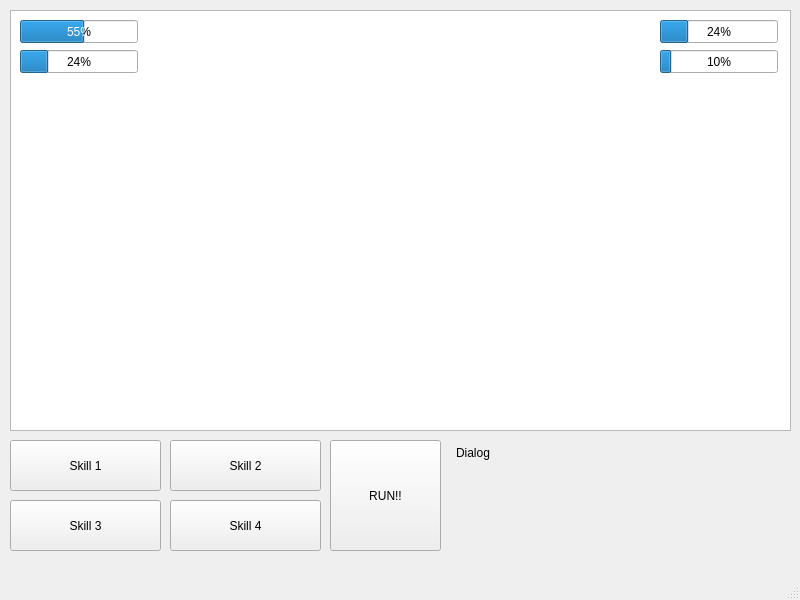
Before: the Qt Designer form Game/fightwindow.ui in thyo9470/The-Thunder-Dungeon, drawn with Qt 5.
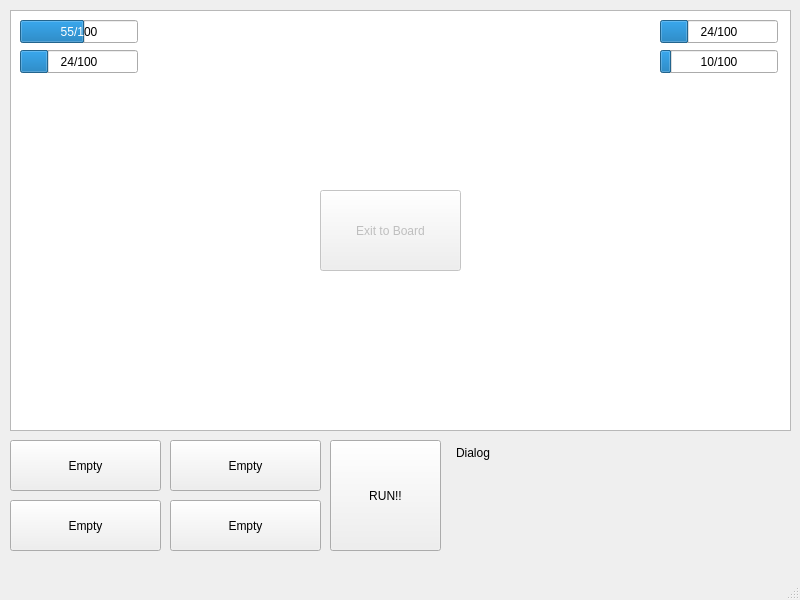
After: the same form once the commit is applied.

Patch:
```diff
--- a/Game/fightwindow.ui
+++ b/Game/fightwindow.ui
@@ -66,7 +66,7 @@
      </rect>
     </property>
     <property name="text">
-     <string>Skill 2</string>
+     <string>Empty</string>
     </property>
     <property name="skill" stdset="0">
      <number>1</number>
@@ -82,7 +82,7 @@
      </rect>
     </property>
     <property name="text">
-     <string>Skill 3</string>
+     <string>Empty</string>
     </property>
     <property name="skill" stdset="0">
      <number>2</number>
@@ -98,7 +98,7 @@
      </rect>
     </property>
     <property name="text">
-     <string>Skill 4</string>
+     <string>Empty</string>
     </property>
     <property name="skill" stdset="0">
      <number>3</number>
@@ -114,7 +114,7 @@
      </rect>
     </property>
     <property name="text">
-     <string>Skill 1</string>
+     <string>Empty</string>
     </property>
     <property name="skill" stdset="0">
      <number>0</number>
@@ -136,7 +136,7 @@
      <number>55</number>
     </property>
     <property name="format">
-     <string>%p%</string>
+     <string>%v/%m</string>
     </property>
    </widget>
    <widget class="QProgressBar" name="enemyHealthBar">
@@ -152,7 +152,7 @@
      <number>24</number>
     </property>
     <property name="format">
-     <string>%p%</string>
+     <string>%v/%m</string>
     </property>
    </widget>
    <widget class="QProgressBar" name="playerMagicBar">
@@ -168,7 +168,7 @@
      <number>24</number>
     </property>
     <property name="format">
-     <string>%p%</string>
+     <string>%v/%m</string>
     </property>
    </widget>
    <widget class="QProgressBar" name="enemyMagicBar">
@@ -184,7 +184,7 @@
      <number>10</number>
     </property>
     <property name="format">
-     <string>%p%</string>
+     <string>%v/%m</string>
     </property>
    </widget>
    <widget class="QLabel" name="label">
@@ -257,6 +257,25 @@
      <set>Qt::AlignRight|Qt::AlignTrailing|Qt::AlignVCenter</set>
     </property>
    </widget>
+   <widget class="QPushButton" name="exitButton">
+    <property name="enabled">
+     <bool>false</bool>
+    </property>
+    <property name="geometry">
+     <rect>
+      <x>320</x>
+      <y>190</y>
+      <width>141</width>
+      <height>81</height>
+     </rect>
+    </property>
+    <property name="text">
+     <string>Exit to Board</string>
+    </property>
+    <property name="skill" stdset="0">
+     <number>-1</number>
+    </property>
+   </widget>
   </widget>
   <widget class="QMenuBar" name="menubar">
    <property name="geometry">
```
